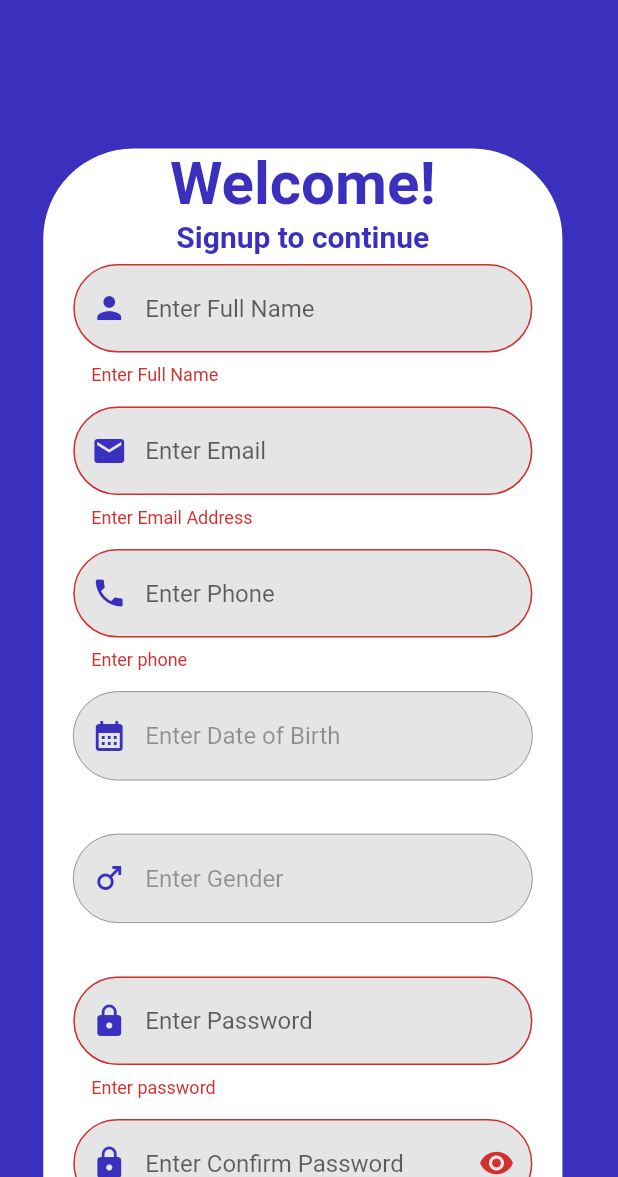
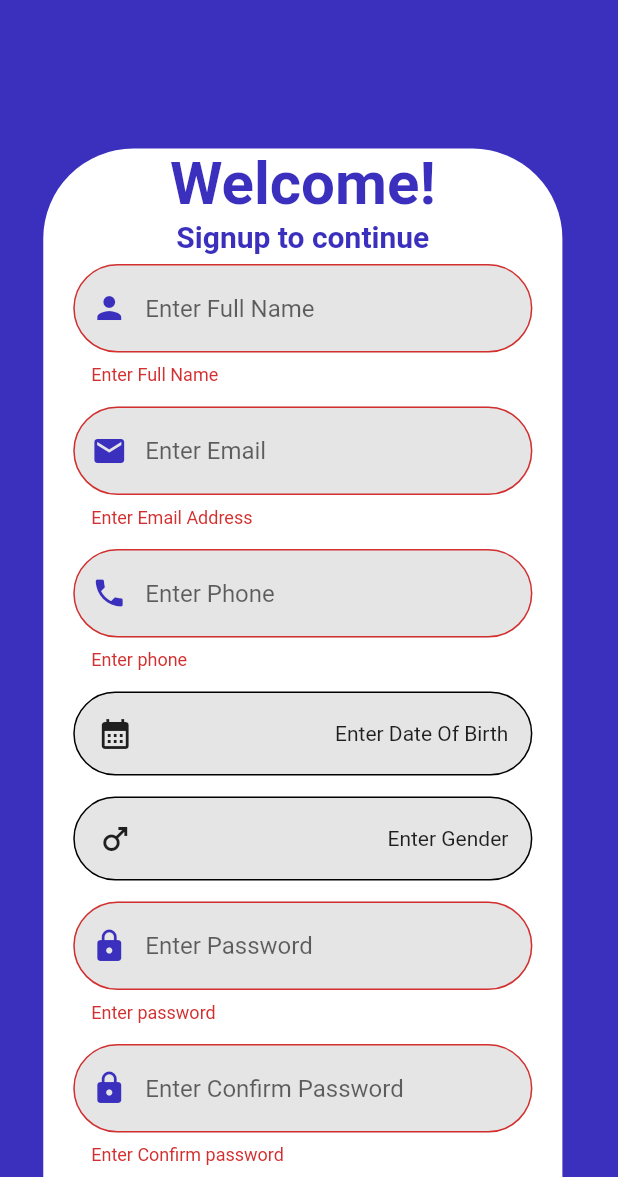
Before and after one commit to aahilalwani25/ilaj_karao_application, a Flutter app: the SignupForm screen opened directly, after a tap on "Sign up", on a phone screen of 412 x 824 dp, the part 59-1236 px from its top. Run offline on Flutter 3.47's test engine with Material 2 defaults, Android fonts, the phone set to English and light mode, and no system bars; our stand-ins replace firebase_auth, firebase_core, firebase_database; accounts and stored records are empty.

Commit message:
initial commit

```diff
--- a/lib/Screens/SignupForm.dart
+++ b/lib/Screens/SignupForm.dart
@@ -2,6 +2,7 @@ import 'package:flutter/material.dart';
 import 'package:ilaj_karao_application/Controllers/SignupController.dart';
 import 'package:ilaj_karao_application/Models/NewUser.dart';
 import 'package:ilaj_karao_application/Screens/LoginForm.dart';
+import 'package:intl/intl.dart';
 import '../global/styles/screens.dart';
 
 class SignupForm extends StatefulWidget {
@@ -14,7 +15,13 @@ class SignupForm extends StatefulWidget {
 class _SignupFormState extends State<SignupForm> {
   //form key works just like findViewById in Java
   final _formkey = GlobalKey<FormState>();
-  String? _email, _password, _c_password, _dob, _full_name, _phone="+92", _gender;
+  String? _email,
+      _password,
+      _c_password,
+      _dob = 'Enter Date Of Birth',
+      _full_name,
+      _phone = "+92",
+      _gender = "Enter Gender";
 
   EdgeInsets paddingSpaceTextbox =
       EdgeInsets.symmetric(horizontal: 20, vertical: 7);
@@ -46,10 +53,11 @@ class _SignupFormState extends State<SignupForm> {
             padding: paddingSpaceTextbox,
             child: TextFormField(
                 validator: (value) {
-                  RegExp regexp= RegExp(r"^[a-zA-Z0-9.a-zA-Z0-9.!#$%&'*+-/=?^_`{|}~]+@[a-zA-Z0-9]+\.[a-zA-Z]+");
+                  RegExp regexp = RegExp(
+                      r"^[a-zA-Z0-9.a-zA-Z0-9.!#$%&'*+-/=?^_`{|}~]+@[a-zA-Z0-9]+\.[a-zA-Z]+");
                   if (value!.isEmpty) {
                     return "Enter Email Address";
-                  }else if(!regexp.hasMatch(value)){
+                  } else if (!regexp.hasMatch(value)) {
                     return "Pleae enter valid email address";
                   }
                   return null;
@@ -95,49 +103,74 @@ class _SignupFormState extends State<SignupForm> {
                     lastDate: DateTime(2024),
                   );
 
-                setState((){
-                  _dob=dob.toString();
+                  setState(() {
+                    _dob = DateFormat('yMMMMd').format(dob!).toString();
                   });
                 },
-              child: TextFormField(
-                  enabled: false,
-                  //initialValue: _dob,
-                  validator: (value) {
-                    if (value!.isEmpty) {
-                      return "Enter DOB";
-                    }
-                    return null;
-                  },
-                  onSaved: (value) => value=_dob,
-                  decoration: Styles.getTextboxInput(
-                      hint: "Enter Date of Birth",
-                      prefixIcon: const Icon(Icons.calendar_month))),
+                child: Container(
+                  padding: EdgeInsets.all(15),
+                  decoration: BoxDecoration(
+                    border: Border.all(color: Colors.black),
+                    color: Styles().getTextBoxColor,
+                    borderRadius: BorderRadius.all(Radius.circular(40)),
                   ),
+                  child: Row(
+                    mainAxisAlignment: MainAxisAlignment.spaceBetween,
+                    children: [
+                      Icon(Icons.calendar_month),
+                      Text('$_dob'),
+                    ],
+                  ),
+                )),
           ),
 
-          //date of birth
+          //gender
           Padding(
             padding: paddingSpaceTextbox,
             child: InkWell(
                 onTap: () async {
-                //print("calendar");
+                  showDialog(
+                      context: context,
+                      builder: (builder) {
+                        return AlertDialog(
+                          title: const Text('SELECT GENDER'),
+                          actions: [
+                            ElevatedButton(
+                                onPressed: () {
+                                  setState(() {
+                                    _gender = "Male";
+                                  });
 
-
+                                  Navigator.of(context).pop();
                                 },
-              child: TextFormField(
-                  enabled: false,
-                  validator: (value) {
-                    if (value!.isEmpty) {
-                      return "Enter Gender";
-                    }
-                    return null;
+                                child: const Text('Male')),
+                            ElevatedButton(
+                                onPressed: () {
+                                  setState(() {
+                                    _gender = "Female";
+                                  });
+                                  Navigator.of(context).pop();
                                 },
-                  onSaved: (value) => _gender = value,
-                  keyboardType: TextInputType.emailAddress,
-                  decoration: Styles.getTextboxInput(
-                      hint: "Enter Gender",
-                      prefixIcon: const Icon(Icons.male))),
+                                child: const Text('Female')),
+                          ],
+                        );
+                      });
+                },
+                child: Container(
+                  padding: EdgeInsets.all(15),
+                  decoration: BoxDecoration(
+                    border: Border.all(color: Colors.black),
+                    color: Color.fromARGB(255, 230, 229, 229),
+                    borderRadius: BorderRadius.all(Radius.circular(40)),
                   ),
+                  child: Row(
+                    mainAxisAlignment: MainAxisAlignment.spaceBetween,
+                    children: [
+                      Icon(Icons.male),
+                      Text('$_gender'),
+                    ],
+                  ),
+                )),
           ),
 
           //password
@@ -145,10 +178,11 @@ class _SignupFormState extends State<SignupForm> {
             padding: paddingSpaceTextbox,
             child: TextFormField(
                 obscureText: true,
+                onChanged: (value) => _password=value,
                 validator: (value) {
                   if (value!.isEmpty) {
                     return "Enter password";
-                  }else if(value.length<8){
+                  } else if (value.length < 8) {
                     return "Password must have at least 8 characters";
                   }
                   return null;
@@ -169,9 +203,9 @@ class _SignupFormState extends State<SignupForm> {
                   if (value!.isEmpty) {
                     return "Enter Confirm password";
                   }
-                  // if(_password!=value){
-                  //   return "Password does not match";
-                  // }
+                  if(_password!=value){
+                    return "Password does not match";
+                  }
                   return null;
                 },
                 //onSaved: (value) => _password = value,
@@ -185,11 +219,14 @@ class _SignupFormState extends State<SignupForm> {
           Padding(
             padding: paddingSpaceTextbox,
             child: SizedBox(
-              width: getWidth(context)*0.6,
-              child: ElevatedButton(style: ElevatedButton.styleFrom(
+                width: getWidth(context) * 0.6,
+                child: ElevatedButton(
+                    style: ElevatedButton.styleFrom(
                       backgroundColor: Styles().getPurpleColor,
-              ), onPressed: () {
-                if(_formkey.currentState!.validate()){
+                    ),
+                    onPressed: () {
+
+                      if (_formkey.currentState!.validate()) {
                         _formkey.currentState!.save();
 
                         NewUser user= NewUser(name: _full_name,
@@ -200,11 +237,11 @@ class _SignupFormState extends State<SignupForm> {
                         dob: _dob,
                         );
 
-                  SignupController(user: user)
-                  .signUpUser()
-                  .then((value) => print("Signed up"));
+                        SignupController sc= SignupController(user: user);
+                        sc.signUpUser(context);
                       }
-              }, child: const Text('Sign up'))),
+                    },
+                    child: const Text('Sign up'))),
           )
         ],
       )));
@@ -228,11 +265,9 @@ class _SignupFormState extends State<SignupForm> {
               ),
             ),
             InkWell(
-              onTap: (){
-                Navigator.push(
-                    context,
-                    MaterialPageRoute(
-                        builder: (builder) => const LoginForm()));
+              onTap: () {
+                Navigator.push(context,
+                    MaterialPageRoute(builder: (builder) => const LoginForm()));
               },
               child: Text('Login'),
             )
@@ -246,9 +281,12 @@ class _SignupFormState extends State<SignupForm> {
             color: Colors.white,
             borderRadius: BorderRadius.all(Radius.circular(60)),
           ),
-          width: getWidth(context)*0.9,
+          width: getWidth(context) * 0.9,
           alignment: Alignment.center,
-          margin: EdgeInsets.only(top: getHeight(context) * 0.1, left: getWidth(context)*0.07, right: getWidth(context) * 0.09),
+          margin: EdgeInsets.only(
+              top: getHeight(context) * 0.1,
+              left: getWidth(context) * 0.07,
+              right: getWidth(context) * 0.09),
           child: Column(children: [
             Text(
               "Welcome!",
--- a/lib/global/styles/screens.dart
+++ b/lib/global/styles/screens.dart
@@ -10,6 +10,7 @@ double getHeight(BuildContext context) {
 
 class Styles {
   Color get getPurpleColor => const Color.fromARGB(255, 58, 48, 189);
+  Color get getTextBoxColor => const Color.fromARGB(255, 230, 229, 229);
 
   //callback
   static InputDecoration getTextboxInput({required String hint, required Icon prefixIcon, Icon? suffixIcon, bool passwordVisible=true}) => (
@@ -18,14 +19,14 @@ class Styles {
           borderRadius: BorderRadius.all(Radius.circular(40))
         ),
         prefixIcon: prefixIcon,
-        suffixIcon: suffixIcon!=null?(
-          InkWell(
-            onTap: (){
-              passwordVisible=!passwordVisible;
-            },
-            child: passwordVisible?suffixIcon:Icon(Icons.not_interested_sharp),
-          )
-        ):null,
+        // suffixIcon: suffixIcon!=null?(
+        //   InkWell(
+        //     onTap: (){
+        //       passwordVisible=!passwordVisible;
+        //     },
+        //     child: passwordVisible?suffixIcon:Icon(Icons.not_interested_sharp),
+        //   )
+        // ):null,
         prefixIconColor: Styles().getPurpleColor,
         hintText: hint,
         fillColor: Color.fromARGB(255, 230, 229, 229),
--- a/pubspec.yaml
+++ b/pubspec.yaml
@@ -36,7 +36,7 @@ dependencies:
   # Use with the CupertinoIcons class for iOS style icons.
   cupertino_icons: ^1.0.2
   firebase_core: ^2.5.0
-  firebase_auth: ^4.2.6
+  firebase_auth: ^4.2.9
   shared_preferences: ^2.0.17
   intl: ^0.17.0
   scoped_model: ^2.0.0
```
Also changed, not shown: lib/Controllers/SignupController.dart (+49 -18 lines), lib/Screens/Alert.dart (added, +32 -0 lines), pubspec.lock, 3 other files. Lines whose indentation alone changed are shown as unchanged.
